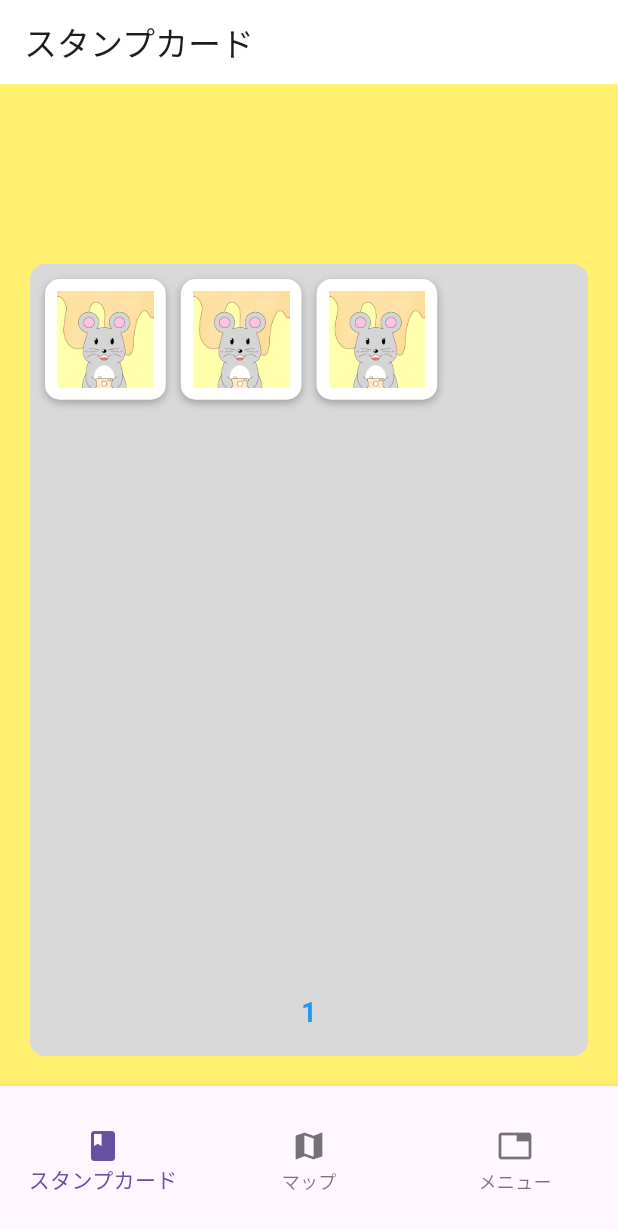
After one commit to GradProjectHub/Seicheese-Flutter, a Flutter app: the StampScreen screen opened directly, on a phone screen of 412 x 824 dp. The commit adds this screen. Shown: the top 1229 px of the screen. Run offline on Flutter 3.47's test engine with Material 3 defaults, Android fonts, the phone set to English and light mode, and no system bars.

Commit message:
スタンプカード画面の追加

```diff
--- a/lib/compoents/footer.dart
+++ b/lib/compoents/footer.dart
@@ -1,6 +1,8 @@
 import 'package:flutter/material.dart';
 import 'package:seicheese/screens/main_screen.dart';
 import 'package:seicheese/screens/other_screen.dart'; // OtherScreenをインポート
+import 'package:seicheese/screens/stamp_screen.dart'; // StampScreenをインポート
+
 
 class Footer extends StatelessWidget {
   @override
@@ -27,7 +29,7 @@ class Footer extends StatelessWidget {
           if (index == 0) {
             Navigator.pushReplacement(
               context,
-              MaterialPageRoute(builder: (context) => OtherScreen()),
+              MaterialPageRoute(builder: (context) => StampScreen()),
             );
           } else if (index == 1) {
             Navigator.pushReplacement(
--- /dev/null
+++ b/lib/screens/stamp_screen.dart
@@ -0,0 +1,150 @@
+import 'package:flutter/material.dart';
+import 'package:seicheese/compoents/footer.dart';
+
+class StampScreen extends StatefulWidget {
+  const StampScreen({super.key});
+
+  @override
+  State<StampScreen> createState() => StampScreenState();
+}
+
+class StampScreenState extends State<StampScreen> {
+  // 1ページに表示するスタンプの数
+  final int stampsPerPage = 20;
+  int currentPage = 1;
+
+  // スタンプの画像パスの配列
+  final List<String> stampImages = [
+    'assets/stamp/stamp_1.png',
+    'assets/stamp/stamp_1.png',
+    'assets/stamp/stamp_1.png',
+    // ...他の画像パスを追加
+  ];
+
+  // スタンプデータの取得
+  List<Map<String, dynamic>> getDisplayedStamps() {
+    int startIndex = (currentPage - 1) * stampsPerPage;
+    int endIndex = startIndex + stampsPerPage;
+
+    if (endIndex > stampImages.length) {
+      endIndex = stampImages.length;
+    }
+
+    return stampImages
+        .sublist(startIndex, endIndex)
+        .asMap()
+        .map((index, image) => MapEntry(index, {
+              'id': index,
+              'image': image,
+            }))
+        .values
+        .toList();
+  }
+
+  @override
+  Widget build(BuildContext context) {
+    final int totalPages = (stampImages.length / stampsPerPage).ceil();
+    final displayedStamps = getDisplayedStamps();
+
+    return Scaffold(
+      appBar: AppBar(
+        title: const Text('スタンプカード'),
+        backgroundColor: const Color.fromARGB(255, 255, 255, 255),
+      ),
+      body: Container(
+        color: const Color(0xFFFFF070),
+        child: Column(
+          children: [
+            Expanded(
+              child: Container(
+                margin: const EdgeInsets.only(
+                  top: 120,
+                  left: 20,
+                  right: 20,
+                  bottom: 20,
+                ),
+                decoration: BoxDecoration(
+                  color: const Color(0xFFD9D9D9),
+                  borderRadius: BorderRadius.circular(10),
+                ),
+                child: Column(
+                  children: [
+                    Expanded(
+                      child: GridView.builder(
+                        padding: const EdgeInsets.all(10),
+                        gridDelegate: const SliverGridDelegateWithFixedCrossAxisCount(
+                          crossAxisCount: 4,
+                          crossAxisSpacing: 10,
+                          mainAxisSpacing: 10,
+                          childAspectRatio: 1.0,
+                        ),
+                        itemCount: displayedStamps.length,
+                        itemBuilder: (context, index) {
+                          return Container(
+                            decoration: BoxDecoration(
+                              color: Colors.white,
+                              borderRadius: BorderRadius.circular(10),
+                              boxShadow: const [
+                                BoxShadow(
+                                  color: Colors.black26,
+                                  offset: Offset(0, 2),
+                                  blurRadius: 3.84,
+                                ),
+                              ],
+                            ),
+                            child: Padding(
+                              padding: const EdgeInsets.all(8.0),
+                              child: Image.asset(
+                                displayedStamps[index]['image'],
+                                fit: BoxFit.contain,
+                                errorBuilder: (context, error, stackTrace) {
+                                  return const Icon(Icons.error); // 画像が見つからない場合にエラーアイコンを表示
+                                },
+                              ),
+                            ),
+                          );
+                        },
+                      ),
+                    ),
+                    Padding(
+                      padding: const EdgeInsets.all(16.0),
+                      child: Row(
+                        mainAxisAlignment: MainAxisAlignment.center,
+                        children: List.generate(
+                          totalPages,
+                          (index) => GestureDetector(
+                            onTap: () {
+                              setState(() {
+                                currentPage = index + 1;
+                              });
+                            },
+                            child: Container(
+                              margin: const EdgeInsets.symmetric(horizontal: 5),
+                              child: Text(
+                                '${index + 1}',
+                                style: TextStyle(
+                                  fontSize: 18,
+                                  fontWeight: currentPage == index + 1
+                                      ? FontWeight.bold
+                                      : FontWeight.normal,
+                                  color: currentPage == index + 1
+                                      ? Colors.blue
+                                      : Colors.black,
+                                ),
+                              ),
+                            ),
+                          ),
+                        ),
+                      ),
+                    ),
+                  ],
+                ),
+              ),
+            ),
+            Footer(), // constを削除
+          ],
+        ),
+      ),
+    );
+  }
+}
--- a/pubspec.yaml
+++ b/pubspec.yaml
@@ -23,3 +23,4 @@ flutter:
   assets:
    - assets/icons/google-icon.png
    - assets/icons/logo.jpg
+   - assets/stamp/stamp_1.png
```
Also changed, not shown: assets/stamp/stamp_1.png (added).
